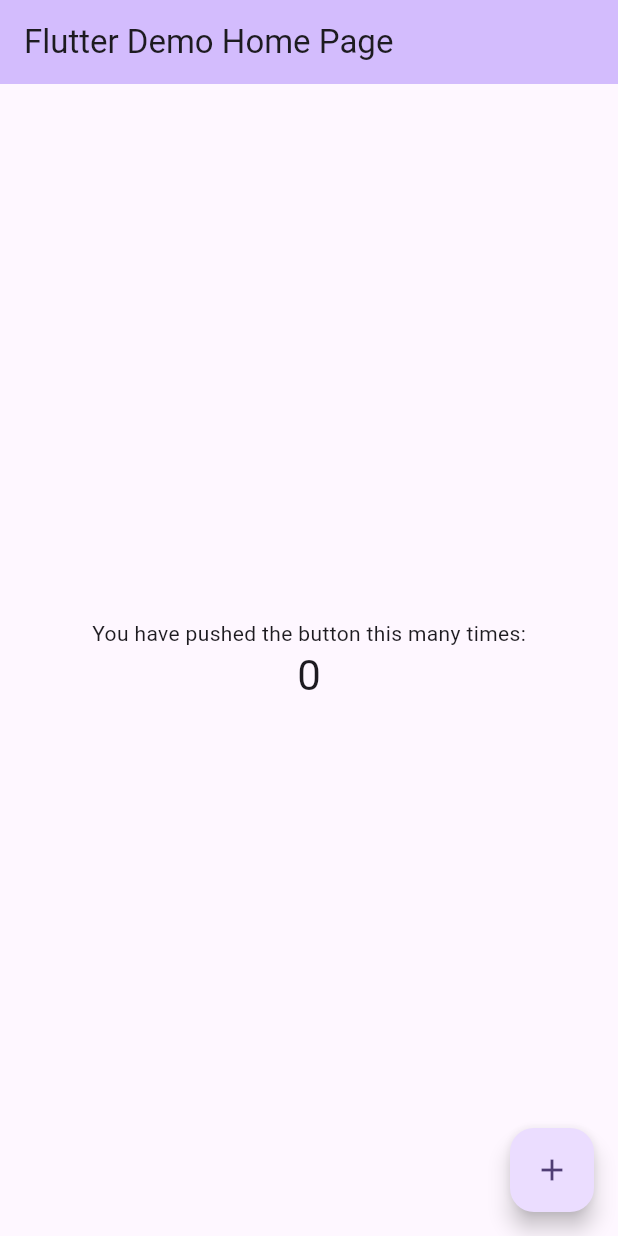
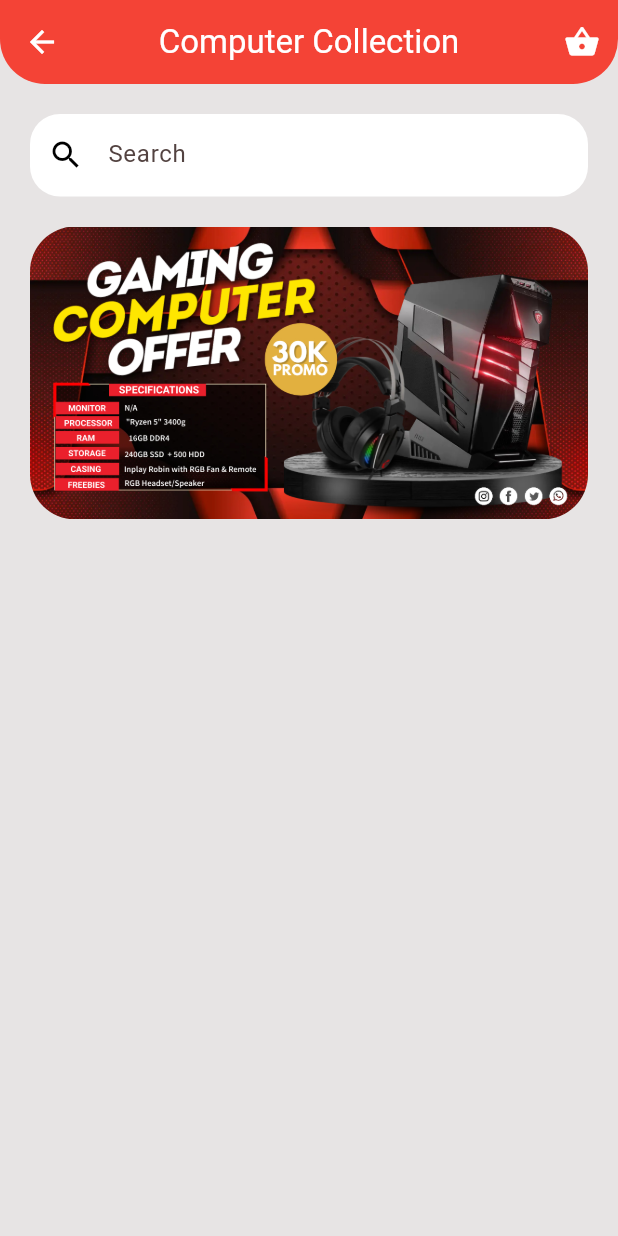
Before and after one commit to Rcg134/Ecommerce-Flutter, a Flutter app: the screen it shows after launch, on a phone screen of 412 x 824 dp. Run offline on Flutter 3.47's test engine with Material 3 defaults, Android fonts, the phone set to English and light mode, and no system bars; Roboto replaces fonts that are missing (lato).

Commit message:
add picture

```diff
--- a/ecommerce/lib/main.dart
+++ b/ecommerce/lib/main.dart
@@ -1,3 +1,4 @@
+import 'package:ecommerce/pages/home_page.dart';
 import 'package:flutter/material.dart';
 
 void main() {
@@ -7,119 +8,22 @@
 class MyApp extends StatelessWidget {
   const MyApp({super.key});
 
-  // This widget is the root of your application.
   @override
   Widget build(BuildContext context) {
     return MaterialApp(
-      title: 'Flutter Demo',
+      title: 'Shopping App',
+      debugShowCheckedModeBanner: false,
+      home: const HomePage(),
       theme: ThemeData(
-        // This is the theme of your application.
-        //
-        // TRY THIS: Try running your application with "flutter run". You'll see
-        // the application has a purple toolbar. Then, without quitting the app,
-        // try changing the seedColor in the colorScheme below to Colors.green
-        // and then invoke "hot reload" (save your changes or press the "hot
-        // reload" button in a Flutter-supported IDE, or press "r" if you used
-        // the command line to start the app).
-        //
-        // Notice that the counter didn't reset back to zero; the application
-        // state is not lost during the reload. To reset the state, use hot
-        // restart instead.
-        //
-        // This works for code too, not just values: Most code changes can be
-        // tested with just a hot reload.
-        colorScheme: ColorScheme.fromSeed(seedColor: Colors.deepPurple),
-        useMaterial3: true,
+        fontFamily: 'lato',
+        colorScheme: ColorScheme.fromSeed(seedColor: Colors.red),
+        scaffoldBackgroundColor: const Color.fromARGB(255, 231, 228, 228),
+        appBarTheme: const AppBarTheme(
+          color: Colors.red,
+        ),
       ),
-      home: const MyHomePage(title: 'Flutter Demo Home Page'),
+
+      // Other theme configurations...
     );
   }
 }
-
-class MyHomePage extends StatefulWidget {
-  const MyHomePage({super.key, required this.title});
-
-  // This widget is the home page of your application. It is stateful, meaning
-  // that it has a State object (defined below) that contains fields that affect
-  // how it looks.
-
-  // This class is the configuration for the state. It holds the values (in this
-  // case the title) provided by the parent (in this case the App widget) and
-  // used by the build method of the State. Fields in a Widget subclass are
-  // always marked "final".
-
-  final String title;
-
-  @override
-  State<MyHomePage> createState() => _MyHomePageState();
-}
-
-class _MyHomePageState extends State<MyHomePage> {
-  int _counter = 0;
-
-  void _incrementCounter() {
-    setState(() {
-      // This call to setState tells the Flutter framework that something has
-      // changed in this State, which causes it to rerun the build method below
-      // so that the display can reflect the updated values. If we changed
-      // _counter without calling setState(), then the build method would not be
-      // called again, and so nothing would appear to happen.
-      _counter++;
-    });
-  }
-
-  @override
-  Widget build(BuildContext context) {
-    // This method is rerun every time setState is called, for instance as done
-    // by the _incrementCounter method above.
-    //
-    // The Flutter framework has been optimized to make rerunning build methods
-    // fast, so that you can just rebuild anything that needs updating rather
-    // than having to individually change instances of widgets.
-    return Scaffold(
-      appBar: AppBar(
-        // TRY THIS: Try changing the color here to a specific color (to
-        // Colors.amber, perhaps?) and trigger a hot reload to see the AppBar
-        // change color while the other colors stay the same.
-        backgroundColor: Theme.of(context).colorScheme.inversePrimary,
-        // Here we take the value from the MyHomePage object that was created by
-        // the App.build method, and use it to set our appbar title.
-        title: Text(widget.title),
-      ),
-      body: Center(
-        // Center is a layout widget. It takes a single child and positions it
-        // in the middle of the parent.
-        child: Column(
-          // Column is also a layout widget. It takes a list of children and
-          // arranges them vertically. By default, it sizes itself to fit its
-          // children horizontally, and tries to be as tall as its parent.
-          //
-          // Column has various properties to control how it sizes itself and
-          // how it positions its children. Here we use mainAxisAlignment to
-          // center the children vertically; the main axis here is the vertical
-          // axis because Columns are vertical (the cross axis would be
-          // horizontal).
-          //
-          // TRY THIS: Invoke "debug painting" (choose the "Toggle Debug Paint"
-          // action in the IDE, or press "p" in the console), to see the
-          // wireframe for each widget.
-          mainAxisAlignment: MainAxisAlignment.center,
-          children: <Widget>[
-            const Text(
-              'You have pushed the button this many times:',
-            ),
-            Text(
-              '$_counter',
-              style: Theme.of(context).textTheme.headlineMedium,
-            ),
-          ],
-        ),
-      ),
-      floatingActionButton: FloatingActionButton(
-        onPressed: _incrementCounter,
-        tooltip: 'Increment',
-        child: const Icon(Icons.add),
-      ), // This trailing comma makes auto-formatting nicer for build methods.
-    );
-  }
-}
--- /dev/null
+++ b/ecommerce/lib/pages/home_page.dart
@@ -0,0 +1,79 @@
+import 'package:flutter/material.dart';
+
+class HomePage extends StatelessWidget {
+  const HomePage({super.key});
+
+  @override
+  Widget build(BuildContext context) {
+    return Scaffold(
+      appBar: AppBar(
+        title: const Text(
+          'Computer Collection',
+          style: TextStyle(color: Colors.white),
+        ),
+        centerTitle: true,
+        shape: const RoundedRectangleBorder(
+          borderRadius: BorderRadius.vertical(
+            bottom: Radius.circular(30),
+          ),
+        ),
+        leading: IconButton(
+          onPressed: () {},
+          icon: const Icon(
+            Icons.arrow_back,
+            color: Colors.white,
+          ),
+        ),
+        actions: [
+          IconButton(
+            onPressed: () {},
+            icon: const Icon(
+              Icons.shopping_basket,
+              color: Colors.white,
+            ),
+          ),
+        ],
+      ),
+      body: Column(
+        mainAxisAlignment: MainAxisAlignment.start,
+        children: [
+          Padding(
+            padding: const EdgeInsets.only(left: 20, right: 20, top: 20),
+            child: SizedBox(
+              height: 55,
+              child: TextField(
+                decoration: InputDecoration(
+                  hintText: 'Search',
+                  filled: true,
+                  fillColor: Colors.white,
+                  border: OutlineInputBorder(
+                    borderRadius: BorderRadius.circular(20),
+                    borderSide: BorderSide.none,
+                  ),
+                  prefixIcon: const Icon(
+                    Icons.search,
+                    color: Color.fromARGB(255, 0, 0, 0),
+                  ),
+                ),
+              ),
+            ),
+          ),
+          Padding(
+            padding: const EdgeInsets.only(top: 20, left: 20, right: 20),
+            child: SizedBox(
+              child: ClipRRect(
+                borderRadius: BorderRadius.circular(30),
+                child: const Image(
+                  image: AssetImage(
+                    'assets/images/comp.jpg',
+                  ),
+                  width: 3600,
+                ),
+              ),
+            ),
+          ),
+        ],
+      ),
+    );
+  }
+}
```
Also changed, not shown: ecommerce/pubspec.yaml (+9 -8 lines), ecommerce/assets/images/Main_banner.jpg (added), ecommerce/assets/images/comp.jpg (added), ecommerce/pubspec.lock, 1 other file.
